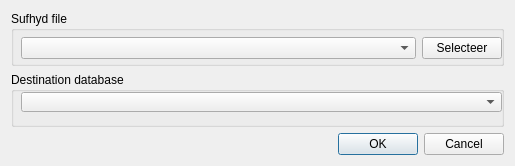
nens/threedi-results-analysis, file ui/import_sufhyd_dialog.ui: the form before one commit.
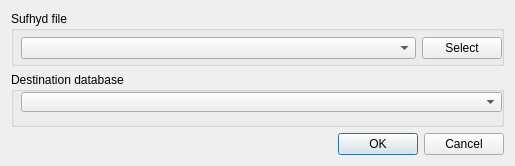
The form after the commit.

What changed in the file:
```diff
--- a/ui/import_sufhyd_dialog.ui
+++ b/ui/import_sufhyd_dialog.ui
@@ -42,7 +42,7 @@
        <item>
         <widget class="QPushButton" name="file_button">
          <property name="text">
-          <string>Selecteer</string>
+          <string>Select</string>
          </property>
         </widget>
        </item>
```
